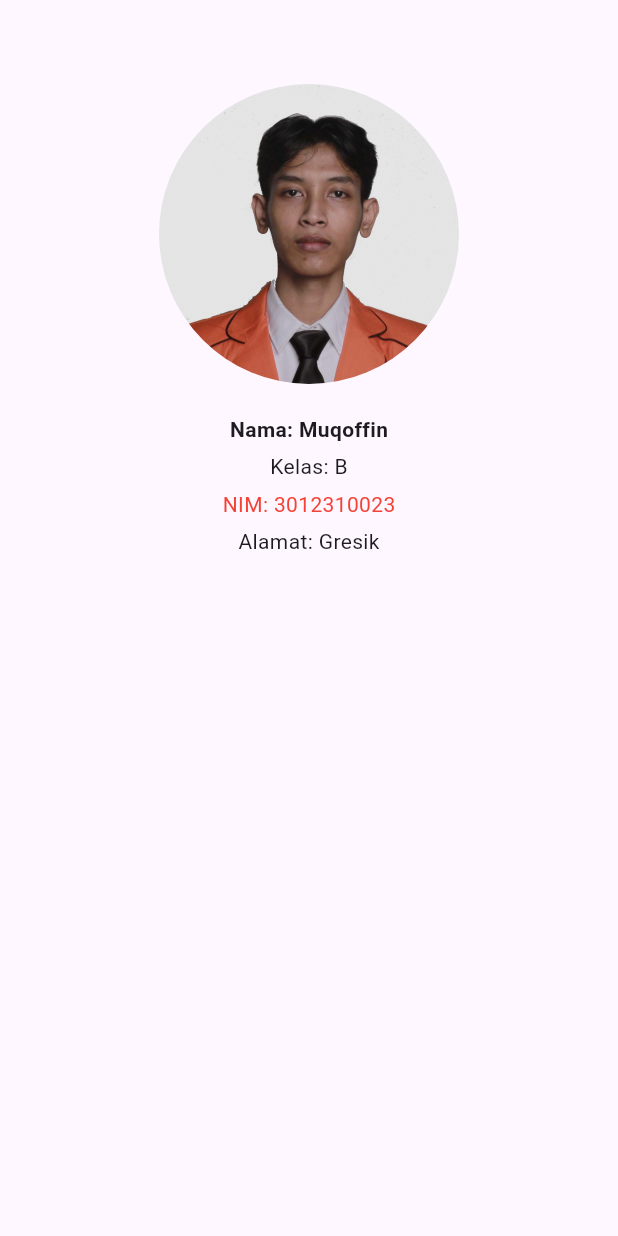
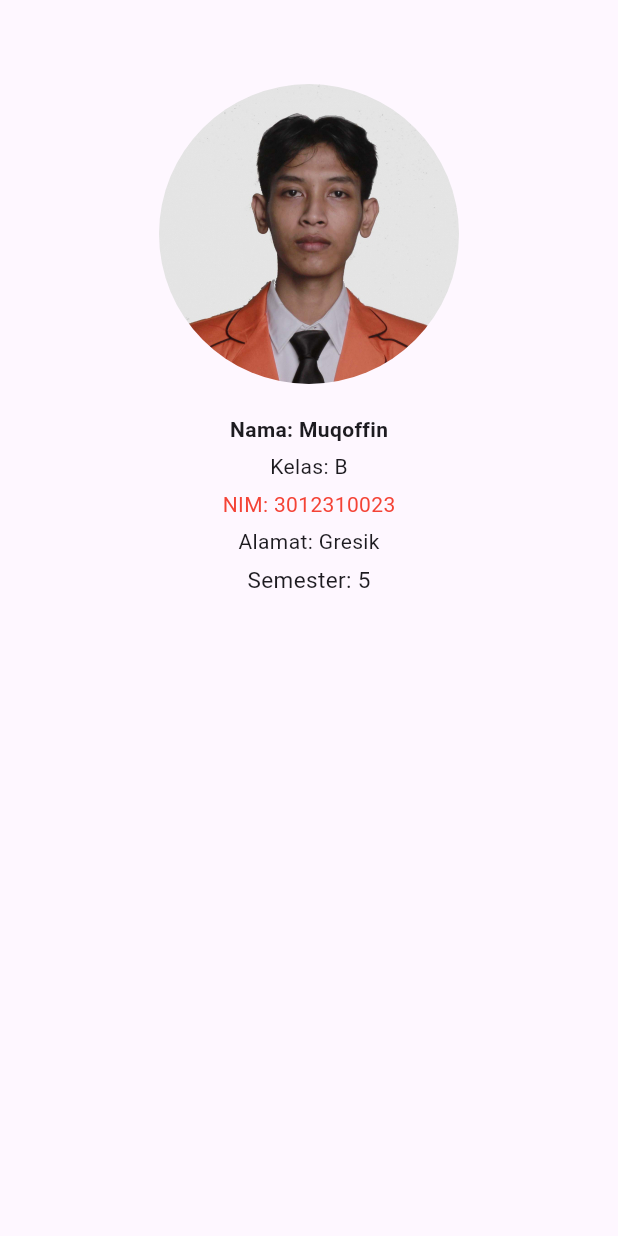
Before and after one commit to initheo/QuestSatu_0023, a Flutter app: the screen it shows after launch, on a phone screen of 412 x 824 dp. Run offline on Flutter 3.47's test engine with Material 3 defaults, Android fonts, the phone set to English and light mode, and no system bars.

Commit message:
feat: add semester display to profile page

```diff
--- a/lib/main.dart
+++ b/lib/main.dart
@@ -64,6 +64,8 @@ class MyHomePage extends StatelessWidget {
             Text("NIM: 3012310023", style: TextStyle(color: Colors.red)),
             SizedBox(height: 5),
             Text("Alamat: Gresik"),
+            SizedBox(height: 5),
+            Text("Semester: 5", style: TextStyle(fontSize: 15)),
           ],
         ),
       ),
```
